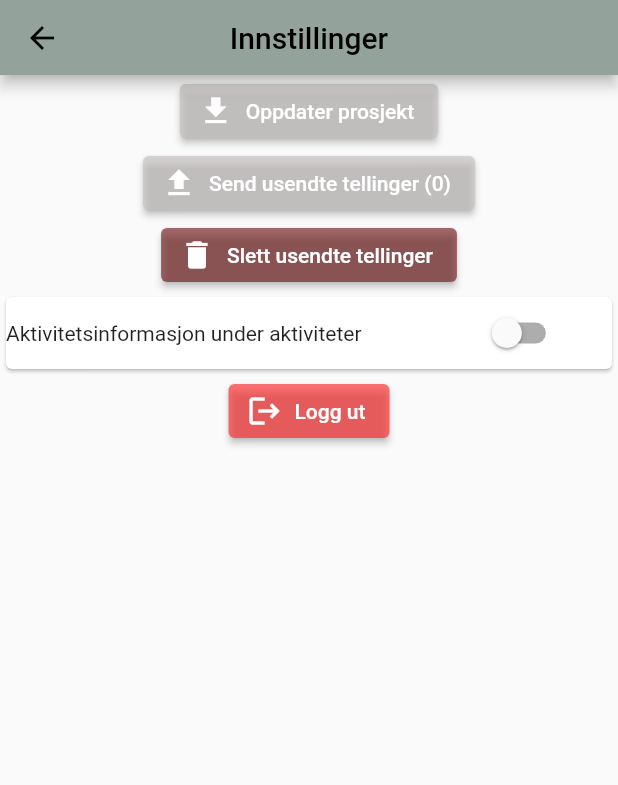
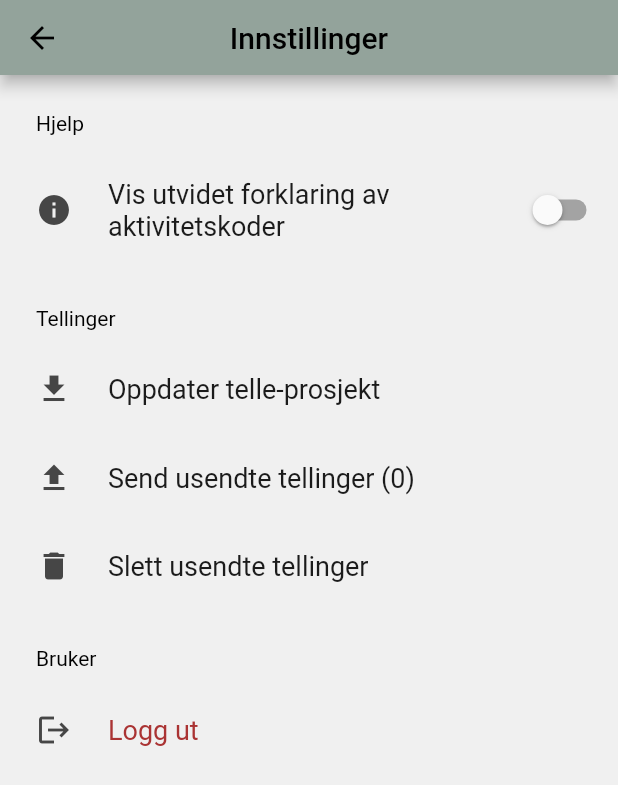
Before and after one commit to zaktaw/DATA3900-Bacheloroppgave, a Flutter app: the Settings screen opened by its route, on a phone screen of 412 x 824 dp. Shown: the top 785 px of the screen. Run offline on Flutter 3.47's test engine with Material 2 defaults, Android fonts, the phone set to English and light mode, and no system bars; drawn by our look-alikes of settings_ui; our stand-ins replace auto_size_text, connectivity_plus, dots_indicator, flutter_secure_storage, fluttertoast, hive and 1 more; accounts and stored records are empty.

Commit message:
Reworked settings

```diff
--- a/lib/resources/app_theme.dart
+++ b/lib/resources/app_theme.dart
@@ -39,6 +39,7 @@ const Color DROPDOWN_COLOR = Colors.white;
 
 const Color LOGIN_BTN_COLOR = Color.fromARGB(255, 145, 158, 154);
 const Color LOGIN_BORDER_FOCUS_COLOR = Color.fromARGB(255, 145, 158, 154);
+
 //margins
 
 const double HOMESCREEN_COUNT_BTN_MARGIN = 90;
@@ -66,6 +67,8 @@ const double HOMESCREEN_BTN_HEIGHT_FACTOR = 0.1;
 const double HOMESCREEN_TOPBAR_HEIGHT_FACTOR = 0.1;
 
 const double ACTIVITY_INC_DEC_BUTTONS_FACTOR = 0.07;
+
+
 
 const double HELP_DOTS_HEIGHT = 0.03;
 const double HELP_DOTS_WIDTH = 0.3;
--- a/lib/settings_page/settings.dart
+++ b/lib/settings_page/settings.dart
@@ -8,12 +8,13 @@ import 'package:bacheloroppgave/models/UserToken.dart';
 import 'package:connectivity_plus/connectivity_plus.dart';
 import 'package:flutter/material.dart';
 import 'package:fluttertoast/fluttertoast.dart';
+import 'package:http/http.dart';
+import 'package:settings_ui/settings_ui.dart';
 
 import '../local_storage_hive/SettingsBox.dart';
 import '../resources/app_theme.dart';
 
 class Settings extends StatefulWidget {
-
   const Settings({Key? key}) : super(key: key);
 
   @override
@@ -25,7 +26,6 @@ class _SettingsState extends State<Settings> {
 
   @override
   void initState() {
-
     final unsentTttEntriesBox = UnsentTttEntriesBox.getTttEntries();
     if (unsentTttEntriesBox.isNotEmpty) {
       setState(() {
@@ -89,9 +89,8 @@ class _SettingsState extends State<Settings> {
     var connectivityResult = await (Connectivity().checkConnectivity());
     if (connectivityResult != ConnectivityResult.none) {
       HttpRequests.sendUnsentTttObjects().then((length) => {
-        if(UnsentTttEntriesBox.getTttEntries().isNotEmpty)
-
-            setState(() => {numberOfUnsentTttEntries = length})
+            if (UnsentTttEntriesBox.getTttEntries().isNotEmpty)
+              setState(() => {numberOfUnsentTttEntries = length})
           });
     } else {
       Fluttertoast.showToast(
@@ -118,61 +117,70 @@ class _SettingsState extends State<Settings> {
   Widget build(BuildContext context) {
     return Scaffold(
         appBar: SettingsTopbar("Innstillinger", '/homescreen', null),
-        body: Column(
-          children: [
-            ElevatedButton.icon(
-                icon: const Icon(Icons.download),
-                label: const Text("Oppdater prosjekt"),
-                style: ButtonStyle(
-                    backgroundColor: MaterialStateProperty.all(
-                        Color.fromARGB(167, 198, 193, 193))),
-                onPressed: () => getProject()),
-
-            ElevatedButton.icon(
-                icon: const Icon(Icons.upload),
-                label: Text("Send usendte tellinger (" +
-                    (numberOfUnsentTttEntries.toString()) +
-                    ")"),
-                style: ButtonStyle(
-                    backgroundColor: MaterialStateProperty.all(
-                        Color.fromARGB(167, 198, 193, 193))),
-                onPressed: () => sendUnsentTttObjects()),
-            ElevatedButton.icon(
-                icon: Icon(Icons.delete),
-                label: const Text("Slett usendte tellinger"),
-                style: ButtonStyle(
-                    backgroundColor: MaterialStateProperty.all(
-                        Color.fromARGB(167, 116, 31, 31))),
-                onPressed: () => deleteTttObjects()),
-
-            Card(
-                child: Row(
-              children: <Widget>[
-                const Expanded(
-                    flex: 7,
-                    child: Text("Aktivitetsinformasjon under aktiviteter")),
-                Expanded(
-                    flex: 3,
-                    child: Switch(
-                        value: toggleMoreInfoInActivity,
-                        onChanged: (value) {
-                          setState(() {
-                            toggleMoreInfoInActivity = value;
-                            SettingsBox.getSettingsBox()
-                                .put(activityInfoSettingKey, toggleMoreInfoInActivity);
-                          });
-                        }))])),
-
-                ElevatedButton.icon(
-                    icon: Icon(Icons.logout),
-                    label: const Text("Logg ut"),
-                    style: ButtonStyle(
-                        backgroundColor: MaterialStateProperty.all(
-                            Color.fromARGB(167, 255, 43, 43))),
-                    onPressed: () => logout(context)),
-
-
-          ],
-        ));
+        body: SettingsList(sections: [
+              SettingsSection(
+                title: const Text(
+                  'Hjelp',
+                  style: TextStyle(color: TEXT_COLOR_BLACK),
+                ),
+                tiles: <SettingsTile>[
+                  SettingsTile.switchTile(
+                    initialValue: toggleMoreInfoInActivity,
+                    activeSwitchColor: Color.fromARGB(255, 37, 103, 39),
+                    leading: Icon(Icons.info),
+                    title:
+                        const Text('Vis utvidet forklaring av aktivitetskoder'),
+                    onToggle: (value) {
+                      setState(() {
+                        toggleMoreInfoInActivity = value;
+                        SettingsBox.getSettingsBox().put(
+                            activityInfoSettingKey, toggleMoreInfoInActivity);
+                      });
+                    },
+                  ),
+                ],
+              ),
+              SettingsSection(
+                title: const Text(
+                  "Tellinger",
+                  style: TextStyle(color: TEXT_COLOR_BLACK),
+                ),
+                tiles: <SettingsTile>[
+                  SettingsTile(
+                    title: const Text("Oppdater telle-prosjekt"),
+                    leading: const Icon(Icons.download),
+                    onPressed: (context) => getProject(),
+                  ),
+                  SettingsTile(
+                    title: Text("Send usendte tellinger (" +
+                        (numberOfUnsentTttEntries.toString()) +
+                        ")"),
+                    leading: const Icon(Icons.upload),
+                    onPressed: (context) => sendUnsentTttObjects(),
+                  ),
+                  SettingsTile(
+                    title: const Text("Slett usendte tellinger"),
+                    leading: const Icon(Icons.delete),
+                    onPressed: (context) => deleteTttObjects(),
+                  ),
+                ],
+              ),
+              SettingsSection(
+                title: const Text(
+                  "Bruker",
+                  style: TextStyle(color: TEXT_COLOR_BLACK),
+                ),
+                tiles: <SettingsTile>[
+                  SettingsTile(
+                    title: const Text(
+                      "Logg ut",
+                      style: TextStyle(color: Color.fromARGB(255, 170, 51, 51)),
+                    ),
+                    leading: const Icon(Icons.logout),
+                    onPressed: (context) => logout(context),
+                  ),
+                ],
+              )
+            ]));
   }
 }
--- a/pubspec.yaml
+++ b/pubspec.yaml
@@ -31,6 +31,8 @@ dependencies:
     sdk: flutter
 
   dots_indicator: ^2.0.0
+
+  settings_ui: ^2.0.2
 
 
   # The following adds the Cupertino Icons font to your application.
```
Also changed, not shown: pubspec.lock, 5 other files.
